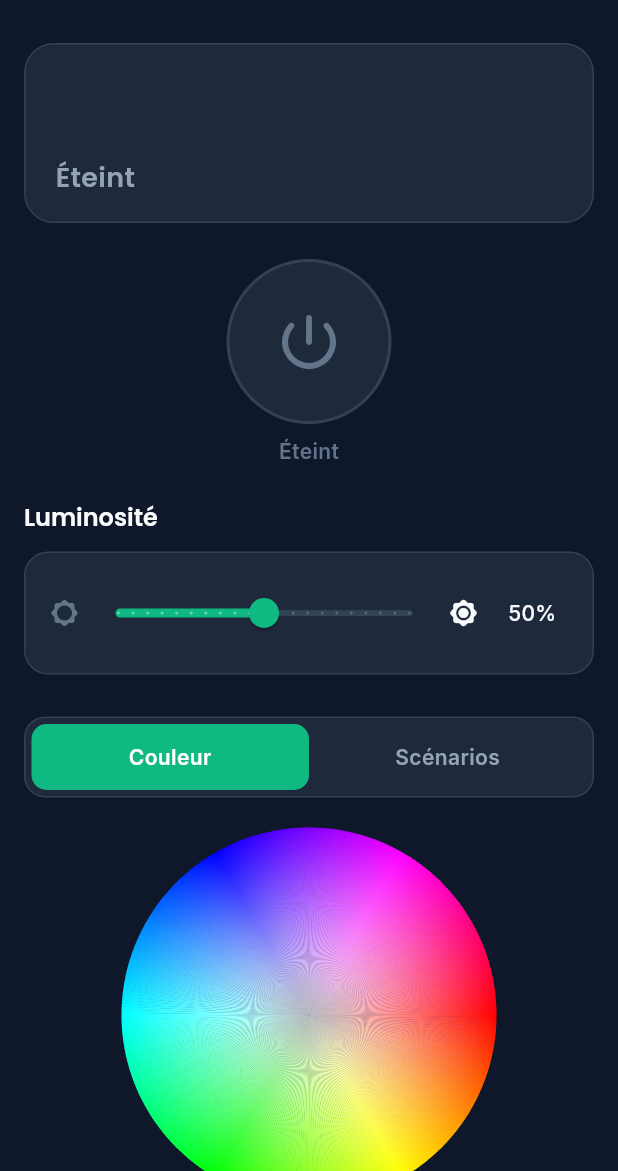
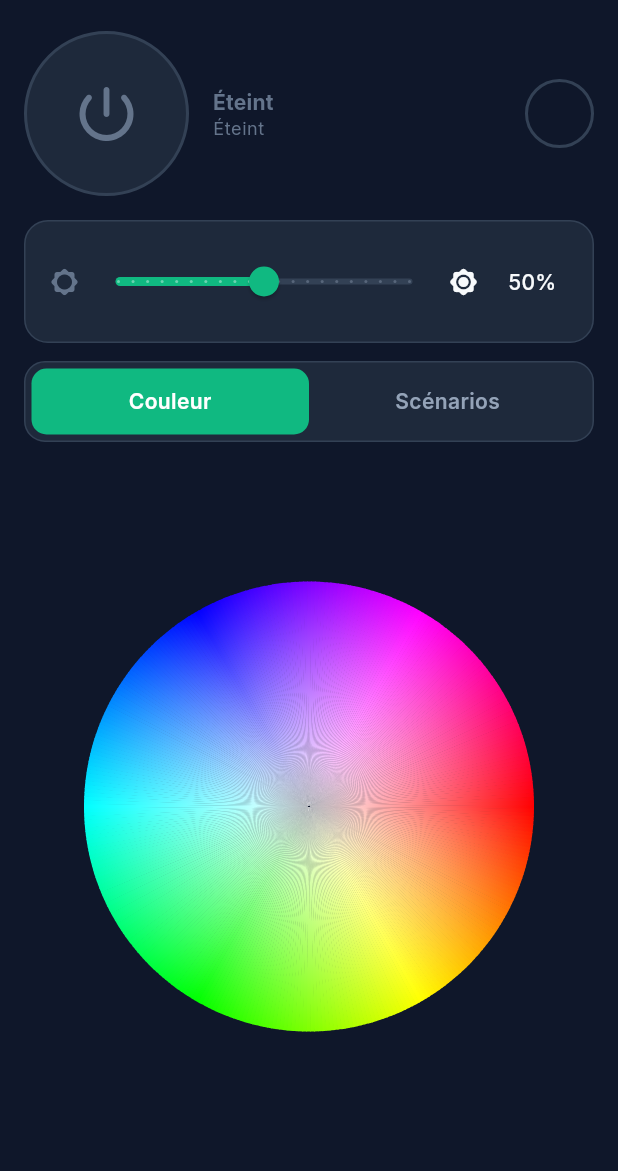
Before and after one commit to adelhanifiOne/adhanbox, a Flutter app: the LedControlScreen screen opened directly, on a phone screen of 412 x 824 dp, the part 65-1236 px from its top. Run offline on Flutter 3.47's test engine with Material 3 defaults, Android fonts, the phone set to English and light mode, and no system bars; drawn by our look-alikes of flutter_animate; our stand-ins replace auto_size_text, connectivity_plus, dio, flutter_blue_plus, flutter_riverpod, font_awesome_flutter and 8 more; missing offline and left inert: app_settings, json_path, network_info_plus, wifi_scan; accounts and stored records are empty.

Commit message:
App LED: throttle roue chromatique + layout non-scrollable (fix flashs)
Envois HTTP throttles a ~90ms + envoi final au relachement (plus de flood ->
plus de flashs WS2812). Page Lumiere en layout fixe (roue remplit l'espace,
plus de conflit geste/scroll). (Deja dans la build 27, commit de la source.)

Co-Authored-By: Claude Opus 4.8 <noreply@anthropic.com>

```diff
--- a/flutter_app/lib/screens/led_control_screen.dart
+++ b/flutter_app/lib/screens/led_control_screen.dart
@@ -1,6 +1,6 @@
+import 'dart:async';
 import 'dart:math' as math;
 import 'package:flutter/material.dart';
-import 'package:flutter_animate/flutter_animate.dart';
 import 'package:flutter_riverpod/flutter_riverpod.dart';
 import 'package:google_fonts/google_fonts.dart';
 import '../providers/adhanbox_provider.dart';
@@ -101,37 +101,53 @@ class _LedControlScreenState extends ConsumerState<LedControlScreen> {
   @override
   Widget build(BuildContext context) {
     final isDark = Theme.of(context).brightness == Brightness.dark;
+    // Layout FIXE (pas de scroll) : tout tient a l'ecran et le geste de la roue
+    // n'entre plus en conflit avec le defilement de la page.
     return Scaffold(
-      body: CustomScrollView(
-        slivers: [
-          SliverAppBar(
-            pinned: true,
+      appBar: AppBar(
         automaticallyImplyLeading: false,
         title: Text('Lumière', style: Theme.of(context).appBarTheme.titleTextStyle),
       ),
-          SliverPadding(
-            padding: const EdgeInsets.fromLTRB(16, 16, 16, 32),
-            sliver: SliverList(
-              delegate: SliverChildListDelegate([
-                _LedPreview(color: _previewColor, label: _stateLabel, brightness: _brightness, isOn: _isOn, isScenario: _customColor == null && _currentScene == 8)
-                    .animate().fadeIn(duration: 350.ms),
-                const SizedBox(height: 24),
-
-                Center(child: _PowerButton(isOn: _isOn, onTap: _togglePower)),
-                const SizedBox(height: 8),
-                Center(
-                  child: Text(
-                    _isOn ? 'Allumé · $_stateLabel' : 'Éteint',
-                    style: Theme.of(context).textTheme.bodyMedium?.copyWith(
-                      color: _isOn ? AppTheme.emerald : (isDark ? AppTheme.darkTextMuted : AppTheme.lightTextMuted),
-                      fontWeight: FontWeight.w600,
+      body: SafeArea(
+        child: Padding(
+          padding: const EdgeInsets.fromLTRB(16, 8, 16, 12),
+          child: Column(
+            crossAxisAlignment: CrossAxisAlignment.stretch,
+            children: [
+              // Ligne compacte : power + etat + pastille couleur
+              Row(
+                children: [
+                  _PowerButton(isOn: _isOn, onTap: _togglePower),
+                  const SizedBox(width: 16),
+                  Expanded(
+                    child: Column(
+                      mainAxisSize: MainAxisSize.min,
+                      crossAxisAlignment: CrossAxisAlignment.start,
+                      children: [
+                        Text(_isOn ? 'Allumé' : 'Éteint',
+                            style: Theme.of(context).textTheme.titleMedium?.copyWith(
+                                fontWeight: FontWeight.w700,
+                                color: _isOn ? AppTheme.emerald : (isDark ? AppTheme.darkTextMuted : AppTheme.lightTextMuted))),
+                        Text(_stateLabel,
+                            maxLines: 1, overflow: TextOverflow.ellipsis,
+                            style: Theme.of(context).textTheme.bodySmall?.copyWith(
+                                color: isDark ? AppTheme.darkTextMuted : AppTheme.lightTextMuted)),
+                      ],
                     ),
                   ),
+                  AnimatedContainer(
+                    duration: const Duration(milliseconds: 250),
+                    width: 46, height: 46,
+                    decoration: BoxDecoration(
+                      shape: BoxShape.circle,
+                      color: _isOn ? _previewColor : Colors.transparent,
+                      border: Border.all(color: isDark ? AppTheme.darkBorder : AppTheme.lightBorder, width: 2),
                     ),
-                const SizedBox(height: 24),
+                  ),
+                ],
+              ),
+              const SizedBox(height: 16),
 
-                Text('Luminosité', style: Theme.of(context).textTheme.headlineSmall),
-                const SizedBox(height: 12),
               _BrightnessSlider(
                 brightness: _brightness,
                 isSending: _isSendingBrightness,
@@ -145,23 +161,30 @@ class _LedControlScreenState extends ConsumerState<LedControlScreen> {
                   }
                 },
               ),
-                const SizedBox(height: 28),
+              const SizedBox(height: 12),
 
               _SegTabs(
                 index: _tab,
                 labels: const ['Couleur', 'Scénarios'],
                 onChanged: (i) => setState(() => _tab = i),
               ),
-                const SizedBox(height: 20),
+              const SizedBox(height: 12),
 
-                if (_tab == 0)
-                  _HsvWheel(selected: _customColor, onPick: _applyColor)
-                else
-                  _ScenarioGrid(scenarios: _scenarios, selectedId: _customColor == null ? _currentScene : -1, onPick: _applyScene),
-              ]),
+              // Zone principale : remplit l'espace restant (la roue s'adapte)
+              Expanded(
+                child: _tab == 0
+                    ? _HsvWheel(selected: _customColor, onPick: _applyColor)
+                    : Align(
+                        alignment: Alignment.topCenter,
+                        child: _ScenarioGrid(
+                            scenarios: _scenarios,
+                            selectedId: _customColor == null ? _currentScene : -1,
+                            onPick: _applyScene),
                       ),
               ),
             ],
+          ),
+        ),
       ),
     );
   }
@@ -247,6 +270,43 @@ class _HsvWheel extends StatefulWidget {
 class _HsvWheelState extends State<_HsvWheel> {
   Offset? _marker; // position relative du marqueur (-1..1)
 
+  // Throttle des envois reseau : le marqueur suit le doigt en continu (fluide),
+  // mais on n'envoie au device qu'au plus toutes les 90ms, + un envoi final au
+  // relachement. Evite de noyer l'ESP de requetes (flashs / lag).
+  static const _throttle = Duration(milliseconds: 90);
+  DateTime _lastSent = DateTime.fromMillisecondsSinceEpoch(0);
+  Color? _pending;
+  Timer? _trailing;
+
+  @override
+  void dispose() {
+    _trailing?.cancel();
+    super.dispose();
+  }
+
+  void _emit(Color c) {
+    _pending = c;
+    final now = DateTime.now();
+    if (now.difference(_lastSent) >= _throttle) {
+      _lastSent = now;
+      _pending = null;
+      widget.onPick(c);
+    } else {
+      _trailing?.cancel();
+      _trailing = Timer(_throttle, _flush);
+    }
+  }
+
+  void _flush() {
+    _trailing?.cancel();
+    if (_pending != null) {
+      _lastSent = DateTime.now();
+      final c = _pending!;
+      _pending = null;
+      widget.onPick(c);
+    }
+  }
+
   void _handle(Offset local, double size) {
     final radius = size / 2;
     final center = Offset(radius, radius);
@@ -259,21 +319,27 @@ class _HsvWheelState extends State<_HsvWheel> {
     final sat = (dist / radius).clamp(0.0, 1.0);
     final color = HSVColor.fromAHSV(1, hue, sat, 1).toColor();
     setState(() => _marker = Offset(v.dx / radius, v.dy / radius));
-    widget.onPick(color);
+    _emit(color);
   }
 
   @override
   Widget build(BuildContext context) {
-    const size = 250.0;
+    return LayoutBuilder(
+      builder: (context, constraints) {
+        // Roue carree qui remplit l'espace disponible (max 300)
+        final size = math.min(math.min(constraints.maxWidth, constraints.maxHeight), 300.0);
         return Center(
           child: GestureDetector(
             onTapDown: (d) => _handle(d.localPosition, size),
             onPanUpdate: (d) => _handle(d.localPosition, size),
+            onPanEnd: (_) => _flush(),   // envoi final de la couleur choisie
             child: SizedBox(
               width: size, height: size,
               child: CustomPaint(painter: _WheelPainter(marker: _marker, selected: widget.selected)),
             ),
           ),
+        );
+      },
     );
   }
 }
@@ -365,46 +431,6 @@ class _ScenarioGrid extends StatelessWidget {
   }
 }
 
-// ─────────────────────────── LED PREVIEW ───────────────────────────
-class _LedPreview extends StatelessWidget {
-  final Color color;
-  final String label;
-  final double brightness;
-  final bool isOn;
-  final bool isScenario;
-  const _LedPreview({required this.color, required this.label, required this.brightness, required this.isOn, required this.isScenario});
-
-  @override
-  Widget build(BuildContext context) {
-    final isDark = Theme.of(context).brightness == Brightness.dark;
-    final opacity = (brightness / 100).clamp(0.15, 1.0);
-    return Container(
-      height: 120,
-      decoration: BoxDecoration(
-        borderRadius: BorderRadius.circular(20),
-        border: Border.all(color: isDark ? AppTheme.darkBorder : AppTheme.lightBorder),
-        gradient: !isOn
-            ? LinearGradient(colors: [isDark ? AppTheme.darkCard : AppTheme.lightCard, isDark ? AppTheme.darkSurface : AppTheme.lightBg])
-            : (isScenario
-                ? LinearGradient(colors: [
-                    Colors.red.withOpacity(opacity), Colors.orange.withOpacity(opacity), Colors.yellow.withOpacity(opacity),
-                    Colors.green.withOpacity(opacity), Colors.blue.withOpacity(opacity), Colors.purple.withOpacity(opacity)])
-                : LinearGradient(colors: [color.withOpacity(opacity), color.withOpacity(opacity * 0.6)],
-                    begin: Alignment.topLeft, end: Alignment.bottomRight)),
-      ),
-      child: Stack(children: [
-        if (isOn)
-          Center(child: Container(width: 80, height: 80,
-              decoration: BoxDecoration(shape: BoxShape.circle,
-                  boxShadow: [BoxShadow(color: color.withOpacity(0.5 * opacity), blurRadius: 40, spreadRadius: 10)]))),
-        Positioned(left: 20, bottom: 16, child: Text(isOn ? label : 'Éteint',
-            style: GoogleFonts.poppins(color: isOn ? Colors.white : (isDark ? AppTheme.darkTextSecondary : AppTheme.lightTextSecondary),
-                fontSize: 18, fontWeight: FontWeight.w600, shadows: isOn ? [const Shadow(color: Colors.black26, blurRadius: 8)] : []))),
-      ]),
-    );
-  }
-}
-
 // ─────────────────────────── BRIGHTNESS SLIDER ───────────────────────────
 class _BrightnessSlider extends StatelessWidget {
   final double brightness;
```
Lines whose indentation alone changed are shown as unchanged.
